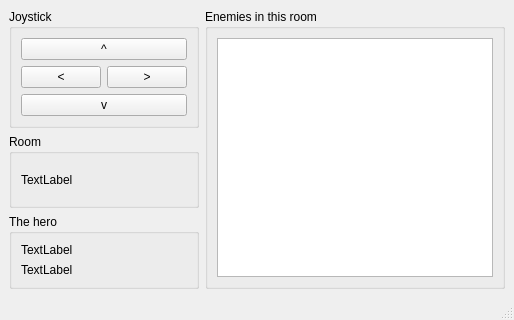
The window that mainwindow.ui (Xenox40/gameofpierogs) describes before a commit, drawn with Qt 5.
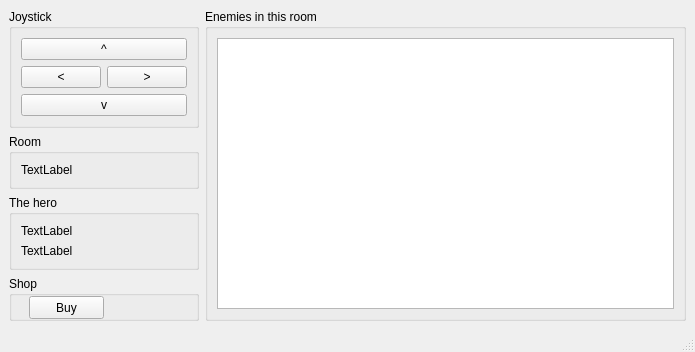
The same window after the commit.

Diff of the .ui file:
```diff
--- a/mainwindow.ui
+++ b/mainwindow.ui
@@ -6,8 +6,8 @@
    <rect>
     <x>0</x>
     <y>0</y>
-    <width>514</width>
-    <height>320</height>
+    <width>695</width>
+    <height>352</height>
    </rect>
   </property>
   <property name="windowTitle">
@@ -91,7 +91,27 @@
       </layout>
      </widget>
     </item>
-    <item row="0" column="1" rowspan="3">
+    <item row="3" column="0">
+     <widget class="QGroupBox" name="groupBox_5">
+      <property name="title">
+       <string>Shop</string>
+      </property>
+      <widget class="QPushButton" name="pushButton">
+       <property name="geometry">
+        <rect>
+         <x>20</x>
+         <y>20</y>
+         <width>75</width>
+         <height>23</height>
+        </rect>
+       </property>
+       <property name="text">
+        <string>Buy</string>
+       </property>
+      </widget>
+     </widget>
+    </item>
+    <item row="0" column="1" rowspan="4">
      <widget class="QGroupBox" name="groupBox">
       <property name="title">
        <string>Enemies in this room</string>
```
Left out of the diff: 4 changed lines with no effect on the pictures.
